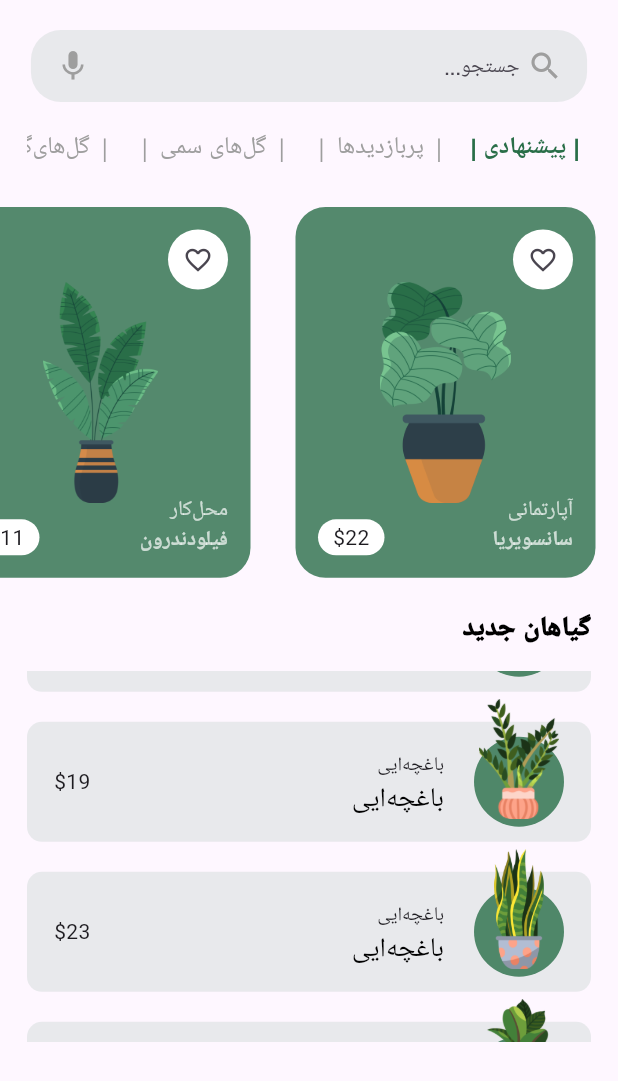
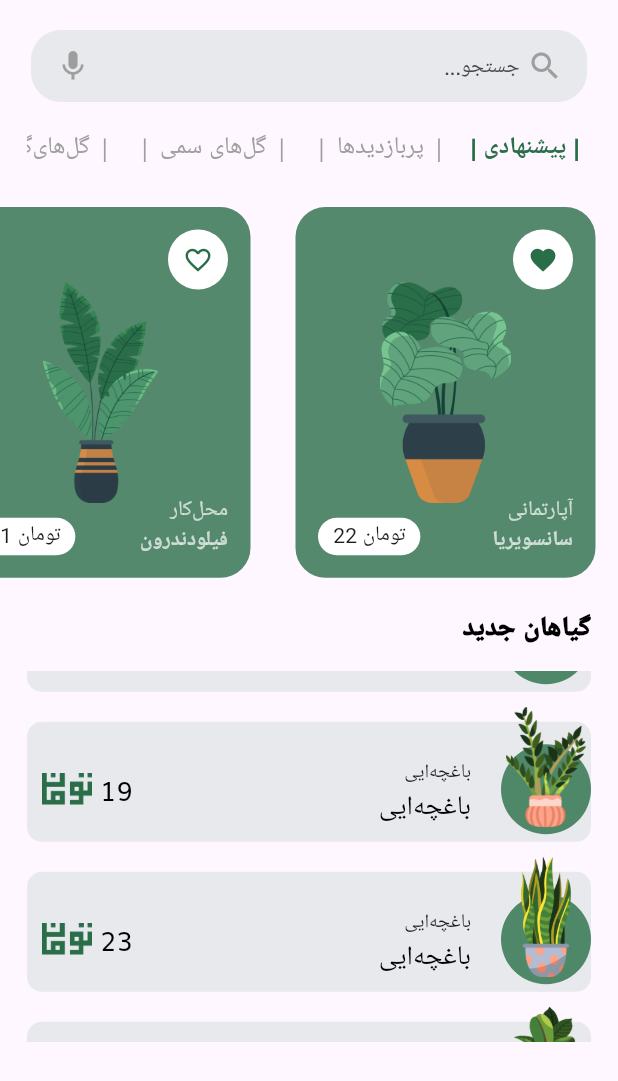
Before and after one commit to Moh3enzarif/Plant_App, a Flutter app: the HomePage screen opened directly, scrolled down 576 dp, after a tap on the "favorite outline" icon, on a phone screen of 412 x 824 dp. Shown: the top 1081 px of the screen. Run offline on Flutter 3.47's test engine with Material 3 defaults, Android fonts, the phone set to English and light mode, and no system bars; our stand-ins replace animated_bottom_navigation_bar, page_transition.

Commit message:
home_page is DONE

```diff
--- a/lib/screens/home.dart
+++ b/lib/screens/home.dart
@@ -1,7 +1,9 @@
 import 'package:flutter/material.dart';
 import 'package:flutter/widgets.dart';
+import 'package:page_transition/page_transition.dart';
 import 'package:plant_app/const/constants.dart';
 import 'package:plant_app/models/plant.dart';
+import 'package:plant_app/screens/detail_page.dart';
 
 class HomePage extends StatefulWidget {
   const HomePage({super.key});
@@ -122,7 +124,18 @@ class _CartPageState extends State<HomePage> {
                 reverse: true,
                 itemCount: _plantList.length,
                 itemBuilder: (BuildContext context, int index) {
-                  return Container(
+                  return GestureDetector(
+                    onTap: () {
+                      Navigator.push(
+                        context,
+                        PageTransition(
+                            child: DetailPage(
+                              plantID: _plantList[index].plantId,
+                            ),
+                            type: PageTransitionType.bottomToTop),
+                      );
+                    },
+                    child: Container(
                       margin: const EdgeInsets.symmetric(horizontal: 15),
                       width: 200,
                       decoration: BoxDecoration(
@@ -142,11 +155,18 @@ class _CartPageState extends State<HomePage> {
                                 borderRadius: BorderRadius.circular(50.0),
                               ),
                               child: IconButton(
-                              onPressed: () {},
+                                onPressed: () {
+                                  setState(() {
+                                    bool isFavorated = taggleFavorite(
+                                        _plantList[index].isFavorated);
+                                    _plantList[index].isFavorated = isFavorated;
+                                  });
+                                },
                                 icon: Icon(
                                   _plantList[index].isFavorated == true
                                       ? Icons.favorite
                                       : Icons.favorite_border_outlined,
+                                  color: Constants.primaryColor,
                                   size: 20,
                                 ),
                               ),
@@ -170,7 +190,7 @@ class _CartPageState extends State<HomePage> {
                                 borderRadius: BorderRadius.circular(20),
                               ),
                               child: Text(
-                              r"$" + _plantList[index].price.toString(),
+                                r"تومان " + _plantList[index].price.toString(),
                               ),
                             ),
                           ),
@@ -202,6 +222,7 @@ class _CartPageState extends State<HomePage> {
                           ),
                         ],
                       ),
+                    ),
                   );
                 },
               ),
@@ -220,7 +241,18 @@ class _CartPageState extends State<HomePage> {
                 ),
               ),
             ),
-            Container(
+            GestureDetector(
+              onTap: () {
+                Navigator.push(
+                  context,
+                  PageTransition(
+                      child: DetailPage(
+                        plantID: _plantList[index].plantId,
+                      ),
+                      type: PageTransitionType.bottomToTop),
+                );
+              },
+              child: Container(
                 padding: const EdgeInsets.symmetric(horizontal: 18),
                 height: size.height * 0.3,
                 child: ListView.builder(
@@ -234,16 +266,27 @@ class _CartPageState extends State<HomePage> {
                       height: 80,
                       width: size.width,
                       margin: const EdgeInsets.only(top: 10, bottom: 10),
-                    child: Padding(
-                      padding: const EdgeInsets.symmetric(horizontal: 18),
+                      padding: const EdgeInsets.only(left: 10, top: 10),
                       child: Row(
                         mainAxisAlignment: MainAxisAlignment.spaceBetween,
                         crossAxisAlignment: CrossAxisAlignment.center,
                         children: [
                           Row(
                             children: [
-                              Text(r"$" + _plantList[index].price.toString()),
-                              ////
+                              SizedBox(
+                                height: 22,
+                                child: Image.asset(
+                                    "assets/images/PriceUnit-green.png"),
+                              ),
+                              const SizedBox(width: 5),
+                              Text(
+                                _plantList[index].price.toString(),
+                                style: const TextStyle(
+                                  fontFamily: "Muli",
+                                  fontSize: 18,
+                                  color: Colors.black,
+                                ),
+                              ),
                             ],
                           ),
                           Stack(
@@ -295,9 +338,9 @@ class _CartPageState extends State<HomePage> {
                           )
                         ],
                       ),
-                    ),
                     );
                   },
+                ),
               ),
             )
           ],
@@ -306,3 +349,20 @@ class _CartPageState extends State<HomePage> {
     );
   }
 }
+
+engNumberToFarsi(String number) {
+  Map numbers = {
+    '0': '۰',
+    '1': '۱',
+    '2': '۲',
+    '3': '۳',
+    '4': '۴',
+    '5': '۵',
+    '6': '۶',
+    '7': '۷',
+    '8': '۸',
+    '9': '۹',
+  };
+
+  numbers.forEach((key, value) => number = number.replaceAll(key, value));
+}
```
Also changed, not shown: lib/screens/detail_page.dart (added, +19 -0 lines). Lines whose indentation alone changed are shown as unchanged.
